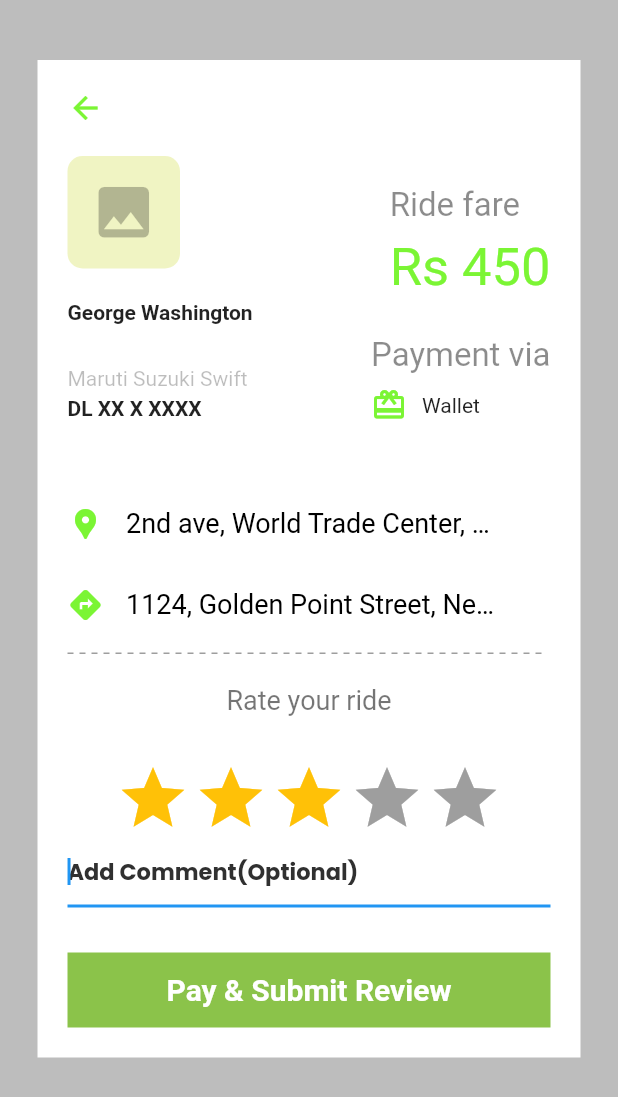
After one commit to mmudit01/Taxi-App-UI, a Flutter app: the RideComplete screen opened by its route, on a phone screen of 412 x 824 dp. The commit adds this screen. Shown: the top 1097 px of the screen. Run offline on Flutter 3.47's test engine with Material 2 defaults, Android fonts, the phone set to English and light mode, and no system bars; drawn by our look-alikes of dotted_line, flutter_rating_bar; our stand-ins replace country_code_picker, google_fonts.

Commit message:
complete screen

```diff
--- a/lib/main.dart
+++ b/lib/main.dart
@@ -1,4 +1,5 @@
 import 'package:flutter/material.dart';
+import 'ui/pages/FinishRide.dart';
 import 'ui/pages/homeCab.dart';
 import 'ui/pages/homeDrivers.dart';
 import 'ui/pages/otp_page.dart';
@@ -23,6 +24,7 @@ class MyApp extends StatelessWidget {
         HomeScreen.routeName: (context) => HomeScreen(),
         HomeCabScreen.routeName: (context) => HomeCabScreen(),
         HomeDriverScreen.routeName: (context) => HomeDriverScreen(),
+        RideComplete.routeName: (context) => RideComplete(),
       },
     );
   }
--- /dev/null
+++ b/lib/ui/pages/FinishRide.dart
@@ -0,0 +1,306 @@
+import 'package:flutter/material.dart';
+import 'package:dotted_line/dotted_line.dart';
+import 'package:flutter_rating_bar/flutter_rating_bar.dart';
+
+class RideComplete extends StatefulWidget {
+  static final routeName = "ride-complete-page";
+  @override
+  _RideCompleteState createState() => _RideCompleteState();
+}
+
+class _RideCompleteState extends State<RideComplete> {
+  @override
+  Widget build(BuildContext context) {
+    final mQ = MediaQuery.of(context).size;
+    return Scaffold(
+      backgroundColor: Colors.white,
+      body: SingleChildScrollView(
+        child: Stack(
+          children: [
+            Container(
+              color: Colors.black26,
+              height: mQ.height * 1,
+              width: mQ.width * 1,
+            ),
+            Padding(
+              padding: const EdgeInsets.symmetric(
+                horizontal: 25,
+                vertical: 40,
+              ),
+              child: Container(
+                width: double.maxFinite,
+                child: Container(
+                  padding: EdgeInsets.all(20),
+                  decoration: BoxDecoration(
+                    color: Colors.white,
+                  ),
+                  child: Column(
+                    crossAxisAlignment: CrossAxisAlignment.start,
+                    children: [
+                      Container(
+                        child: Icon(
+                          Icons.arrow_back,
+                          color: Color(0xff7bf534),
+                        ),
+                      ),
+                      Container(
+                        child: Row(
+                          mainAxisAlignment: MainAxisAlignment.spaceBetween,
+                          children: [
+                            Container(
+                              decoration: BoxDecoration(
+                                color: Colors.lime[100],
+                                borderRadius: BorderRadius.circular(10),
+                              ),
+                              height: 75,
+                              width: 75,
+                              child: Icon(
+                                Icons.image,
+                                color: Colors.black26,
+                                size: 45,
+                              ),
+                            ),
+                            Container(
+                              margin: EdgeInsets.only(top: 40),
+                              height: 75,
+                              child: Column(
+                                mainAxisSize: MainAxisSize.max,
+                                mainAxisAlignment:
+                                    MainAxisAlignment.spaceBetween,
+                                crossAxisAlignment: CrossAxisAlignment.start,
+                                children: [
+                                  Text(
+                                    "Ride fare",
+                                    style: TextStyle(
+                                      color: Colors.black45,
+                                      fontSize: 22,
+                                    ),
+                                  ),
+                                  // SizedBox(height: 8),
+                                  Text(
+                                    "Rs 450",
+                                    style: TextStyle(
+                                      fontSize: 35,
+                                      color: Color(0xff7bf534),
+                                    ),
+                                  ),
+                                ],
+                              ),
+                            )
+                          ],
+                        ),
+                      ),
+                      Container(
+                        child: Row(
+                          mainAxisSize: MainAxisSize.max,
+                          mainAxisAlignment: MainAxisAlignment.spaceBetween,
+                          children: [
+                            Container(
+                              height: 80,
+                              child: Column(
+                                crossAxisAlignment: CrossAxisAlignment.start,
+                                mainAxisAlignment:
+                                    MainAxisAlignment.spaceBetween,
+                                children: [
+                                  Text(
+                                    "George Washington",
+                                    style: TextStyle(
+                                      fontWeight: FontWeight.bold,
+                                    ),
+                                  ),
+                                  Column(
+                                    crossAxisAlignment:
+                                        CrossAxisAlignment.start,
+                                    children: [
+                                      Text(
+                                        "Maruti Suzuki Swift",
+                                        style: TextStyle(
+                                          // fontWeight: FontWeight.bold
+                                          color: Colors.black26,
+                                        ),
+                                      ),
+                                      SizedBox(height: 4),
+                                      Text(
+                                        "DL XX X XXXX",
+                                        style: TextStyle(
+                                          fontWeight: FontWeight.bold,
+                                        ),
+                                      ),
+                                    ],
+                                  )
+                                ],
+                              ),
+                            ),
+                            Container(
+                              margin: EdgeInsets.only(top: 25),
+                              // height: 75,
+                              child: Column(
+                                mainAxisSize: MainAxisSize.min,
+                                mainAxisAlignment:
+                                    MainAxisAlignment.spaceBetween,
+                                crossAxisAlignment: CrossAxisAlignment.start,
+                                children: [
+                                  Text(
+                                    "Payment via",
+                                    style: TextStyle(
+                                      color: Colors.black45,
+                                      fontSize: 22,
+                                    ),
+                                  ),
+                                  SizedBox(height: 8),
+                                  Container(
+                                      width: 117,
+                                      child: Row(
+                                        children: [
+                                          Icon(
+                                            Icons.wallet_giftcard,
+                                            color: Color(0xff7bf534),
+                                          ),
+                                          SizedBox(
+                                            width: 10,
+                                          ),
+                                          Text(
+                                            "Wallet",
+                                            style: TextStyle(),
+                                          ),
+                                        ],
+                                      )),
+                                ],
+                              ),
+                            ),
+                          ],
+                        ),
+                      ),
+                      SizedBox(height: 55),
+                      Container(
+                        child: Column(
+                          children: [
+                            Row(
+                              children: [
+                                Icon(
+                                  Icons.location_pin,
+                                  color: Color(0xff7bf534),
+                                ),
+                                SizedBox(width: 15),
+                                Container(
+                                  width: mQ.width * 0.6,
+                                  child: Text(
+                                    "2nd ave, World Trade Center, New York",
+                                    overflow: TextOverflow.ellipsis,
+                                    style: TextStyle(
+                                      color: Colors.black,
+                                      fontSize: 18,
+                                    ),
+                                  ),
+                                ),
+                              ],
+                            ),
+                            SizedBox(height: 30),
+                            Row(
+                              children: [
+                                Icon(
+                                  Icons.directions,
+                                  color: Color(0xff7bf534),
+                                ),
+                                SizedBox(width: 15),
+                                Container(
+                                  width: mQ.width * 0.6,
+                                  child: Text(
+                                    "1124, Golden Point Street, New York",
+                                    overflow: TextOverflow.ellipsis,
+                                    style: TextStyle(
+                                      color: Colors.black,
+                                      fontSize: 18,
+                                    ),
+                                  ),
+                                ),
+                              ],
+                            )
+                          ],
+                        ),
+                      ),
+                      SizedBox(height: 20),
+                      DottedLine(
+                        dashColor: Colors.black38,
+                      ),
+                      SizedBox(height: 20),
+                      Container(
+                        width: double.maxFinite,
+                        alignment: Alignment.center,
+                        child: Text(
+                          "Rate your ride",
+                          overflow: TextOverflow.ellipsis,
+                          style: TextStyle(
+                            color: Colors.black54,
+                            fontSize: 18,
+                          ),
+                        ),
+                      ),
+                      SizedBox(height: 30),
+                      Container(
+                        width: double.maxFinite,
+                        alignment: Alignment.center,
+                        child: RatingBar.builder(
+                          itemSize: 50,
+                          ignoreGestures: true,
+                          onRatingUpdate: (rating) {},
+                          initialRating: 3,
+                          minRating: 1,
+                          direction: Axis.horizontal,
+                          allowHalfRating: true,
+                          itemCount: 5,
+                          itemPadding: EdgeInsets.symmetric(horizontal: 1.0),
+                          itemBuilder: (context, _) => Icon(
+                            Icons.star,
+                            color: Colors.amber,
+                          ),
+                        ),
+                      ),
+                      TextField(
+                        autofocus: true,
+                        style: TextStyle(
+                          fontWeight: FontWeight.bold,
+                          fontSize: 15,
+                        ),
+                        decoration: InputDecoration(
+                          hintText: "Add Comment(Optional)",
+                          hintStyle: TextStyle(
+                            color: Color(0xff303030),
+                            fontSize: 15,
+                            fontFamily: 'Poppins',
+                          ),
+                        ),
+                        keyboardType: TextInputType.phone,
+                      ),
+                      SizedBox(height: 30),
+                      GestureDetector(
+                        onTap: () {
+                          // Navigator.of(context)
+                          //     .pushNamed(HomeDriverScreen.routeName);
+                        },
+                        child: Container(
+                          alignment: Alignment.center,
+                          width: mQ.width * 1,
+                          height: 50,
+                          color: Colors.lightGreen,
+                          child: Text(
+                            "Pay & Submit Review",
+                            style: TextStyle(
+                              color: Colors.white,
+                              fontSize: 20,
+                              fontWeight: FontWeight.bold,
+                            ),
+                          ),
+                        ),
+                      )
+                    ],
+                  ),
+                ),
+              ),
+            ),
+          ],
+        ),
+      ),
+    );
+  }
+}
--- a/lib/ui/pages/homeDrivers.dart
+++ b/lib/ui/pages/homeDrivers.dart
@@ -1,6 +1,7 @@
 import 'package:flutter/material.dart';
 
 import 'Drawer.dart';
+import 'FinishRide.dart';
 
 class HomeDriverScreen extends StatefulWidget {
   static final routeName = "home-Driver-page";
@@ -227,7 +228,12 @@ class _HomeDriverScreenState extends State<HomeDriverScreen> {
                               ),
                             ),
                           ),
-                          Container(
+                          GestureDetector(
+                            onTap: () {
+                              Navigator.of(context)
+                                  .pushNamed(RideComplete.routeName);
+                            },
+                            child: Container(
                               alignment: Alignment.center,
                               width: 120,
                               height: 50,
@@ -253,6 +259,7 @@ class _HomeDriverScreenState extends State<HomeDriverScreen> {
                                 ),
                               ),
                             ),
+                          ),
                         ],
                       ),
                     )
--- a/pubspec.yaml
+++ b/pubspec.yaml
@@ -25,6 +25,8 @@ dependencies:
     sdk: flutter
   country_code_picker: ^2.0.1
   cupertino_icons: ^1.0.2
+  dotted_line: ^3.0.0
+  flutter_rating_bar: ^4.0.0
   google_fonts: ^2.0.0
 
 dev_dependencies:
```
Also changed, not shown: pubspec.lock. Lines whose indentation alone changed are shown as unchanged.
